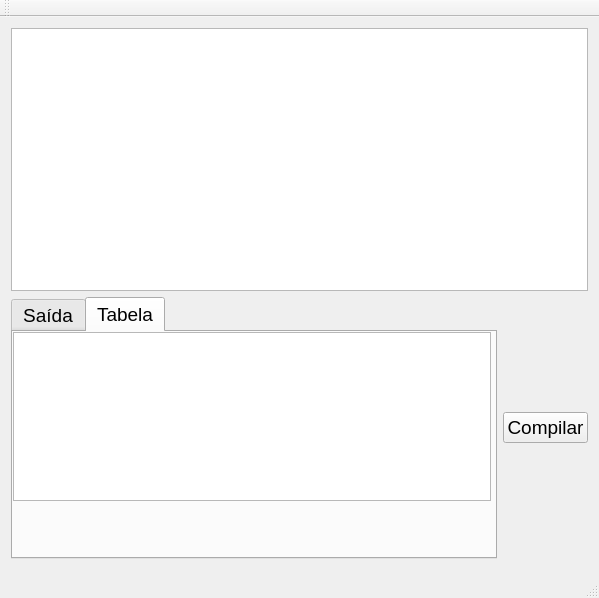
Before: the Qt Designer form Teste/janela.ui in andrei528/Compilador, drawn with Qt 5.
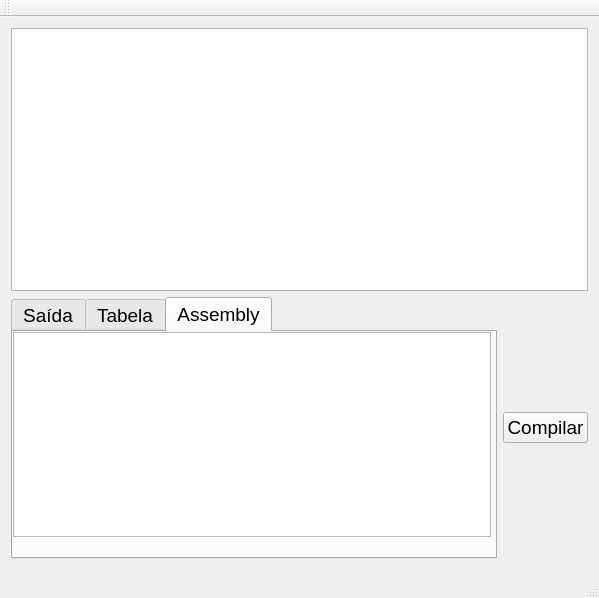
After: the same form once the commit is applied.

What changed in the file:
```diff
--- a/Teste/janela.ui
+++ b/Teste/janela.ui
@@ -28,7 +28,7 @@
       <item>
        <widget class="QTabWidget" name="tabWidget">
         <property name="currentIndex">
-         <number>1</number>
+         <number>2</number>
         </property>
         <widget class="QWidget" name="tab">
          <attribute name="title">
@@ -72,6 +72,24 @@
           </property>
          </widget>
         </widget>
+        <widget class="QWidget" name="tab_3">
+         <attribute name="title">
+          <string>Assembly</string>
+         </attribute>
+         <widget class="QPlainTextEdit" name="assembly">
+          <property name="geometry">
+           <rect>
+            <x>0</x>
+            <y>0</y>
+            <width>478</width>
+            <height>205</height>
+           </rect>
+          </property>
+          <property name="readOnly">
+           <bool>true</bool>
+          </property>
+         </widget>
+        </widget>
        </widget>
       </item>
       <item>
```
